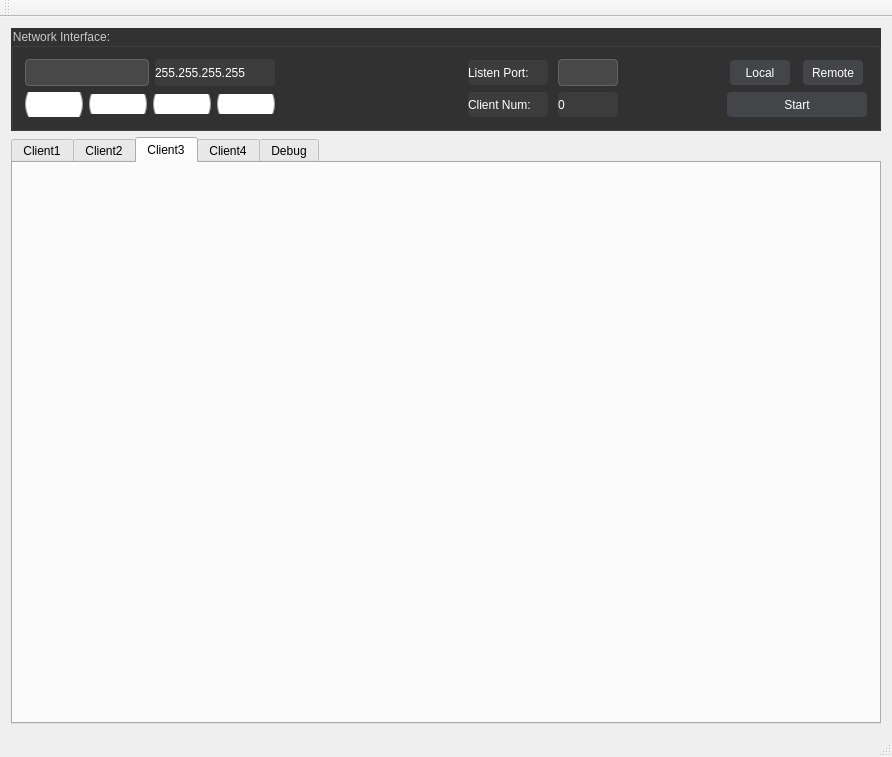
WirelessDataCollect/UpperMonitor, file mainwindow.ui: the form before one commit.
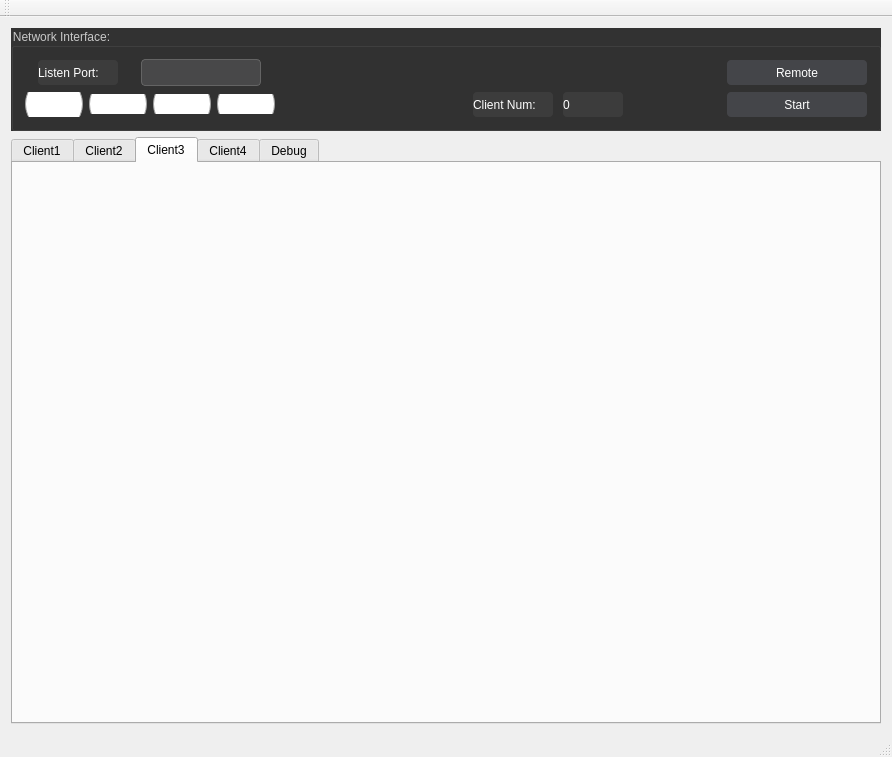
The form after the commit. Icons and pictures are not drawn.

Diff of the .ui file:
```diff
--- a/mainwindow.ui
+++ b/mainwindow.ui
@@ -410,20 +410,7 @@
        <string>Network Interface:</string>
       </property>
       <layout class="QGridLayout" name="gridLayout">
-       <item row="0" column="1">
-        <spacer name="horizontalSpacer_6">
-         <property name="orientation">
-          <enum>Qt::Horizontal</enum>
-         </property>
-         <property name="sizeHint" stdset="0">
-          <size>
-           <width>187</width>
-           <height>20</height>
-          </size>
-         </property>
-        </spacer>
-       </item>
-       <item row="0" column="2">
+       <item row="0" column="0">
         <layout class="QHBoxLayout" name="horizontalLayout_3">
          <property name="spacing">
           <number>10</number>
@@ -471,54 +458,16 @@
          </item>
         </layout>
        </item>
-       <item row="0" column="3">
-        <spacer name="horizontalSpacer">
-         <property name="orientation">
-          <enum>Qt::Horizontal</enum>
-         </property>
-         <property name="sizeHint" stdset="0">
-          <size>
-           <width>93</width>
-           <height>20</height>
-          </size>
-         </property>
-        </spacer>
-       </item>
        <item row="0" column="4">
         <layout class="QHBoxLayout" name="horizontalLayout_5">
          <property name="spacing">
           <number>10</number>
          </property>
          <item>
-          <widget class="QPushButton" name="pushButton_local">
-           <property name="sizePolicy">
-            <sizepolicy hsizetype="Fixed" vsizetype="Fixed">
-             <horstretch>0</horstretch>
-             <verstretch>0</verstretch>
-            </sizepolicy>
-           </property>
+          <widget class="QPushButton" name="pushButton_Remote_Local">
            <property name="minimumSize">
             <size>
-             <width>60</width>
-             <height>0</height>
-            </size>
-           </property>
-           <property name="maximumSize">
-            <size>
-             <width>60</width>
-             <height>16777215</height>
-            </size>
-           </property>
-           <property name="text">
-            <string>Local</string>
-           </property>
-          </widget>
-         </item>
-         <item>
-          <widget class="QPushButton" name="pushButton_remote">
-           <property name="minimumSize">
-            <size>
-             <width>60</width>
+             <width>140</width>
              <height>0</height>
             </size>
            </property>
@@ -535,6 +484,44 @@
          </item>
         </layout>
        </item>
+       <item row="0" column="1" colspan="3">
+        <spacer name="horizontalSpacer">
+         <property name="orientation">
+          <enum>Qt::Horizontal</enum>
+         </property>
+         <property name="sizeHint" stdset="0">
+          <size>
+           <width>93</width>
+           <height>20</height>
+          </size>
+         </property>
+        </spacer>
+       </item>
+       <item row="1" column="4">
+        <widget class="QPushButton" name="button_UdpStart">
+         <property name="sizePolicy">
+          <sizepolicy hsizetype="Preferred" vsizetype="Preferred">
+           <horstretch>0</horstretch>
+           <verstretch>0</verstretch>
+          </sizepolicy>
+         </property>
+         <property name="minimumSize">
+          <size>
+           <width>140</width>
+           <height>0</height>
+          </size>
+         </property>
+         <property name="maximumSize">
+          <size>
+           <width>140</width>
+           <height>16777215</height>
+          </size>
+         </property>
+         <property name="text">
+          <string>Start</string>
+         </property>
+        </widget>
+       </item>
        <item row="1" column="0">
         <layout class="QHBoxLayout" name="horizontalLayout_2">
          <property name="sizeConstraint">
@@ -597,51 +584,6 @@
          </item>
         </layout>
        </item>
-       <item row="0" column="0">
-        <layout class="QHBoxLayout" name="horizontalLayout">
-         <item>
-          <widget class="QComboBox" name="comboBox_Interface">
-           <property name="sizePolicy">
-            <sizepolicy hsizetype="Fixed" vsizetype="Fixed">
-             <horstretch>0</horstretch>
-             <verstretch>0</verstretch>
-            </sizepolicy>
-           </property>
-           <property name="maximumSize">
-            <size>
-             <width>130</width>
-             <height>16777215</height>
-            </size>
-           </property>
-          </widget>
-         </item>
-         <item>
-          <widget class="QLabel" name="label_LocalIP">
-           <property name="sizePolicy">
-            <sizepolicy hsizetype="Fixed" vsizetype="Preferred">
-             <horstretch>0</horstretch>
-             <verstretch>0</verstretch>
-            </sizepolicy>
-           </property>
-           <property name="minimumSize">
-            <size>
-             <width>100</width>
-             <height>25</height>
-            </size>
-           </property>
-           <property name="maximumSize">
-            <size>
-             <width>120</width>
-             <height>16777215</height>
-            </size>
-           </property>
-           <property name="text">
-            <string>255.255.255.255</string>
-           </property>
-          </widget>
-         </item>
-        </layout>
-       </item>
        <item row="1" column="1">
         <spacer name="horizontalSpacer_3">
          <property name="orientation">
@@ -700,31 +642,6 @@
          </item>
         </layout>
        </item>
-       <item row="1" column="4">
-        <widget class="QPushButton" name="button_UdpStart">
-         <property name="sizePolicy">
-          <sizepolicy hsizetype="Preferred" vsizetype="Preferred">
-           <horstretch>0</horstretch>
-           <verstretch>0</verstretch>
-          </sizepolicy>
-         </property>
-         <property name="minimumSize">
-          <size>
-           <width>140</width>
-           <height>0</height>
-          </size>
-         </property>
-         <property name="maximumSize">
-          <size>
-           <width>140</width>
-           <height>16777215</height>
-          </size>
-         </property>
-         <property name="text">
-          <string>Start</string>
-         </property>
-        </widget>
-       </item>
        <item row="1" column="3">
         <spacer name="horizontalSpacer_5">
          <property name="orientation">
```
